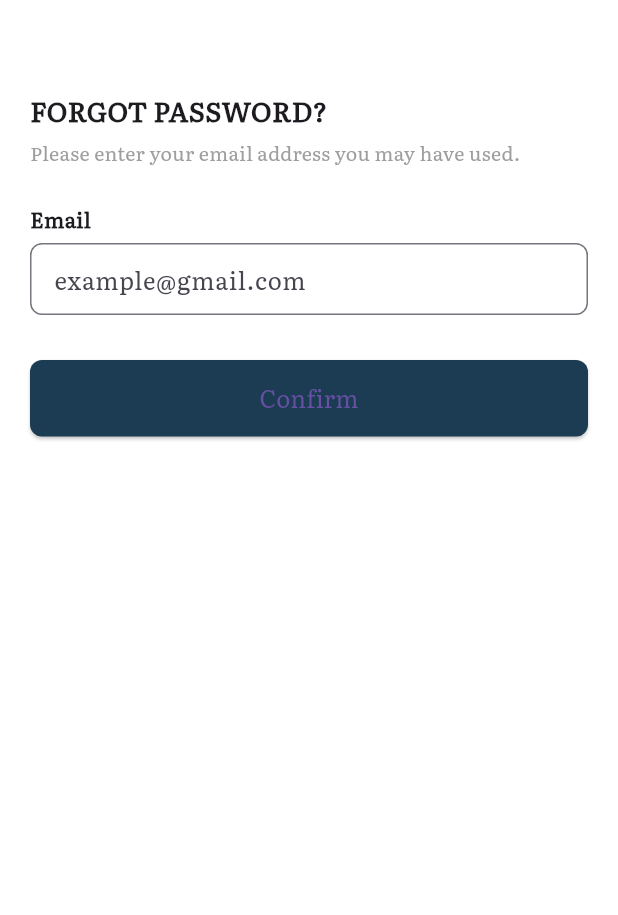
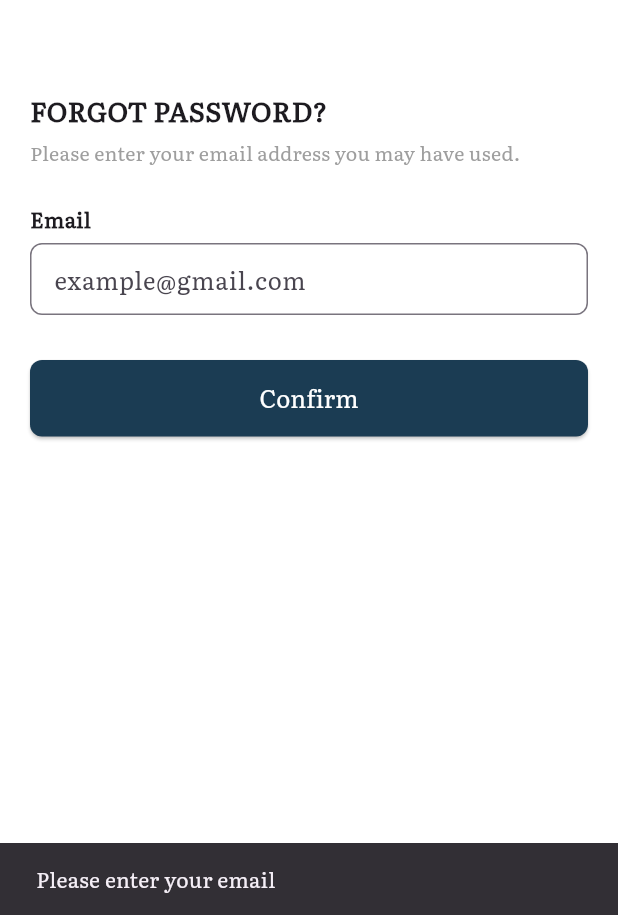
Before and after one commit to idevkhalid/scholar_nest, a Flutter app: the ForgotPasswordScreen screen opened directly, after a tap on "Confirm", on a phone screen of 412 x 824 dp, the part 321-1236 px from its top. Run offline on Flutter 3.47's test engine with Material 3 defaults, Android fonts, the phone set to English and light mode, and no system bars; our stand-ins replace carousel_slider, google_fonts, shared_preferences; accounts and stored records are empty.

Commit message:
Add persistent auth and API integration for user flows
Implemented persistent authentication using shared_preferences in AuthProvider, enabling user session storage and retrieval. Integrated API calls for registration, login, password reset, OTP verification, and OTP resend in relevant screens and services. Added SavedScholarshipScreen for displaying saved scholarships. Updated macOS plugin registration and added shared_preferences dependency.

```diff
--- a/lib/providers/auth_provider.dart
+++ b/lib/providers/auth_provider.dart
@@ -1,28 +1,96 @@
+import 'dart:convert';
 import 'package:flutter/material.dart';
+import 'package:shared_preferences/shared_preferences.dart';
+import '../services/api_service.dart';
 
 class AuthProvider with ChangeNotifier {
   bool _isLoggedIn = false;
-
   String _userName = "";
   String _email = "";
+  String? _token;
 
   bool get isLoggedIn => _isLoggedIn;
   String get userName => _userName;
   String get email => _email;
+  String? get token => _token;
 
-  // Mock login function
-  void login(String username, String mail) {
+  AuthProvider() {
+    _loadUser();
+  }
+
+  // Load saved user info and token
+  Future<void> _loadUser() async {
+    final prefs = await SharedPreferences.getInstance();
+    final savedToken = prefs.getString('token');
+    final savedUser = prefs.getString('user');
+
+    if (savedToken != null && savedUser != null) {
+      final userData = jsonDecode(savedUser);
+      _token = savedToken;
+      _userName = userData['name'] ?? "${userData['f_name']} ${userData['l_name']}";
+      _email = userData['email'] ?? "";
+      _isLoggedIn = true;
+      notifyListeners();
+    }
+  }
+
+  // Save user info and token locally
+  Future<void> _saveUser(Map<String, dynamic> userData, String token) async {
+    final prefs = await SharedPreferences.getInstance();
+    await prefs.setString('token', token);
+    await prefs.setString('user', jsonEncode(userData));
+
+    _token = token;
+    _userName = userData['name'] ?? "${userData['f_name']} ${userData['l_name']}";
+    _email = userData['email'] ?? "";
     _isLoggedIn = true;
-    _userName = username;
-    _email = mail;
-
     notifyListeners();
   }
 
-  void logout() {
+  // Login via API
+  Future<Map<String, dynamic>> login(String email, String password) async {
+    final response = await ApiService.loginUser(email, password);
+
+    if (response['status'] == 'success') {
+      await _saveUser(response['user'], response['access_token']);
+    }
+
+    return response;
+  }
+
+  // Register via API
+  Future<Map<String, dynamic>> register({
+    required String fName,
+    required String lName,
+    required String email,
+    required String password,
+    required String passwordConfirmation,
+  }) async {
+    final response = await ApiService.registerUser(
+      fName: fName,
+      lName: lName,
+      email: email,
+      password: password,
+      passwordConfirmation: passwordConfirmation,
+    );
+
+    if (response['status'] == 'success') {
+      await _saveUser(response['user'], response['access_token']);
+    }
+
+    return response;
+  }
+
+  // Logout
+  Future<void> logout() async {
+    final prefs = await SharedPreferences.getInstance();
+    await prefs.remove('token');
+    await prefs.remove('user');
+
     _isLoggedIn = false;
     _userName = "";
     _email = "";
+    _token = null;
     notifyListeners();
   }
 }
--- a/lib/screens/forgot_password_screen.dart
+++ b/lib/screens/forgot_password_screen.dart
@@ -1,4 +1,5 @@
 import 'package:flutter/material.dart';
+import '../services/api_service.dart';   // <-- IMPORTANT
 
 class ForgotPasswordScreen extends StatefulWidget {
   const ForgotPasswordScreen({super.key});
@@ -9,6 +10,37 @@ class ForgotPasswordScreen extends StatefulWidget {
 
 class _ForgotPasswordScreenState extends State<ForgotPasswordScreen> {
   final TextEditingController emailController = TextEditingController();
+  bool isLoading = false;
+
+  void sendResetRequest() async {
+    final email = emailController.text.trim();
+
+    if (email.isEmpty) {
+      ScaffoldMessenger.of(context).showSnackBar(
+        const SnackBar(content: Text("Please enter your email")),
+      );
+      return;
+    }
+
+    setState(() => isLoading = true);
+
+    final response = await ApiService.forgotPassword(email);
+
+    setState(() => isLoading = false);
+
+    if (response["status"] == "success") {
+      ScaffoldMessenger.of(context).showSnackBar(
+        SnackBar(content: Text(response["message"])),
+      );
+
+      // Navigate to OTP screen (if exists)
+      // Navigator.push(context, MaterialPageRoute(builder: (_) => OTPScreen(email: email)));
+    } else {
+      ScaffoldMessenger.of(context).showSnackBar(
+        SnackBar(content: Text(response["message"])),
+      );
+    }
+  }
 
   @override
   Widget build(BuildContext context) {
@@ -26,7 +58,7 @@ class _ForgotPasswordScreenState extends State<ForgotPasswordScreen> {
                 child: Column(
                   children: [
                     Image.asset(
-                      'assets/logo.png',      // <-- your logo path
+                      'assets/logo.png',
                       height: 120,
                     ),
                     const SizedBox(height: 8),
@@ -90,7 +122,7 @@ class _ForgotPasswordScreenState extends State<ForgotPasswordScreen> {
               SizedBox(
                 width: double.infinity,
                 child: ElevatedButton(
-                  onPressed: () {},
+                  onPressed: isLoading ? null : sendResetRequest,
                   style: ElevatedButton.styleFrom(
                     backgroundColor: const Color(0xFF1B3C53),
                     padding: const EdgeInsets.symmetric(vertical: 14),
@@ -98,9 +130,13 @@ class _ForgotPasswordScreenState extends State<ForgotPasswordScreen> {
                       borderRadius: BorderRadius.circular(8),
                     ),
                   ),
-                  child: const Text(
+                  child: isLoading
+                      ? const CircularProgressIndicator(
+                    color: Colors.white,
+                  )
+                      : const Text(
                     "Confirm",
-                    style: TextStyle(fontSize: 16),
+                    style: TextStyle(fontSize: 16, color: Colors.white),
                   ),
                 ),
               ),
--- a/pubspec.yaml
+++ b/pubspec.yaml
@@ -15,6 +15,7 @@ dependencies:
   carousel_slider: ^5.1.1
   http: ^1.1.0
   google_fonts: ^5.0.0
+  shared_preferences: ^2.1.1
 
 dev_dependencies:
   flutter_test:
```
Also changed, not shown: lib/screens/register_screen.dart (+33 -30 lines), lib/screens/saved_scholarship_screen.dart (added, +61 -0 lines), lib/screens/verification_screen.dart (+9 -15 lines), lib/services/api_service.dart (+133 -15 lines), pubspec.lock, 1 other file.
